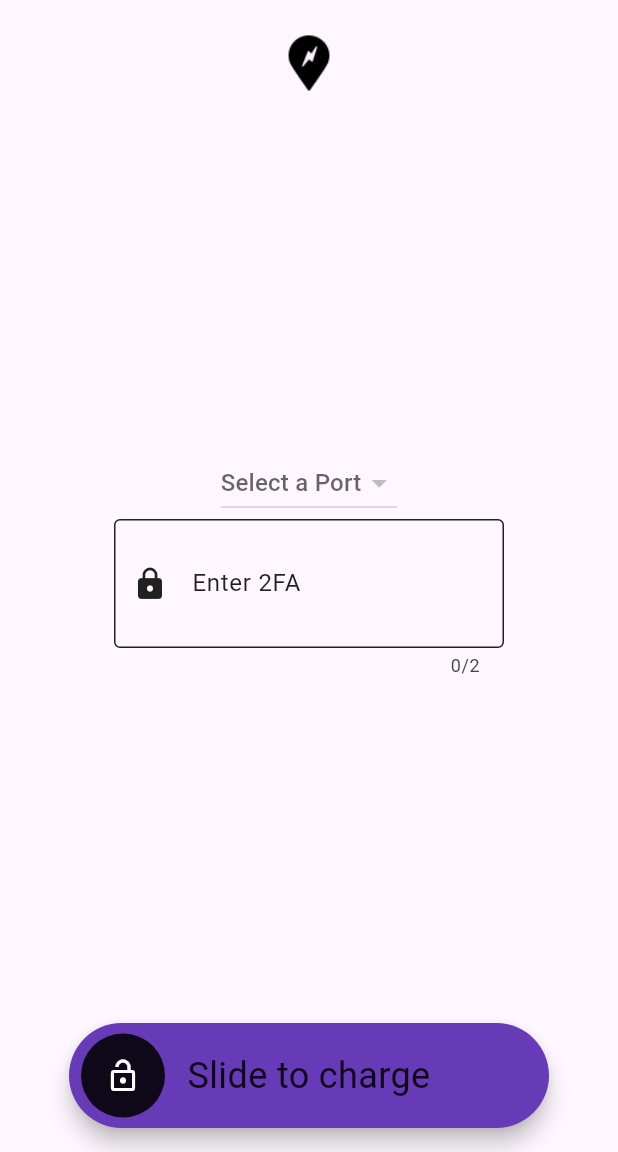
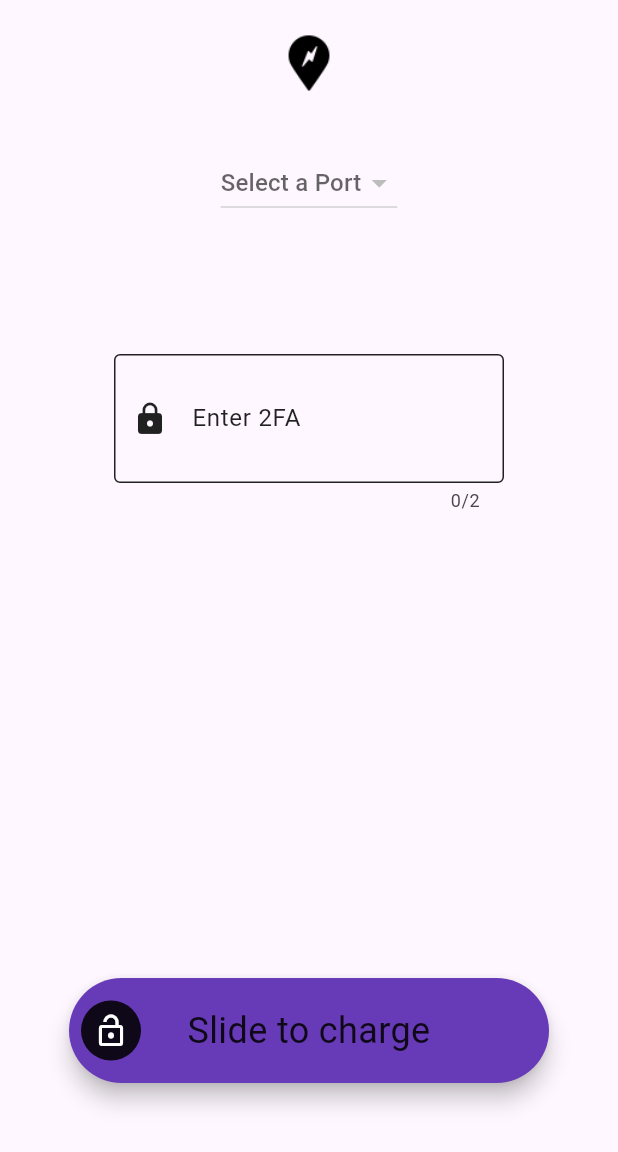
Before and after one commit to montymi/Capstone, a Flutter app: the StationScreen screen opened directly with empty values, on a phone screen of 412 x 824 dp, the part 84-1236 px from its top. Run offline on Flutter 3.47's test engine with Material 3 defaults, Android fonts, the light colour scheme and no system bars; drawn by our look-alikes of slide_to_act; our stand-ins replace bloc, circular_countdown_timer, flutter_bloc, google_maps_flutter, location; missing offline and left inert: mqtt_client; statements that could not run were skipped.

Commit message:
fixing build process and minor UI updates

```diff
--- a/flutter/capstone_m2/lib/pages/map_screen.dart
+++ b/flutter/capstone_m2/lib/pages/map_screen.dart
@@ -28,9 +28,9 @@ class MapScreenState extends State<MapScreen> {
 
   @override
   void initState() {
+    // _getLocation();
     _initStations();
     super.initState();
-    _getLocation();
   }
 
   void _initStations() {
--- a/flutter/capstone_m2/lib/pages/station_screen.dart
+++ b/flutter/capstone_m2/lib/pages/station_screen.dart
@@ -93,7 +93,7 @@ class StationScreenState extends State<StationScreen> with TickerProviderStateMi
                     ],
                   ),
                 ),
-                const Expanded(child: SizedBox(height: 50)),
+                const SizedBox(height: 30),
                 SizedBox(
                   child: PortDropDownWidget(
                     ports: widget.station.ports,
@@ -104,10 +104,9 @@ class StationScreenState extends State<StationScreen> with TickerProviderStateMi
                     },
                   ),
                 ),
+                const SizedBox(height: 90),
                 SizedBox(
                   width: 260,
-                  child:
-                    Expanded(
                   child: TwoDigitInput(
                     onValueChanged: (value) {
                       setState(() {
@@ -116,11 +115,11 @@ class StationScreenState extends State<StationScreen> with TickerProviderStateMi
                     },
                   ),
                 ),
-                ),
-                const Expanded(child: SizedBox(height: 80)),
+                const Spacer(),
                 SizedBox(
                   width: 320,
                   child: SlideAction(
+                    sliderButtonIconPadding: 8.0,
                     onSubmit: () {
                       if (twoDigitInputValue != null) {
                         mqttCheck(twoDigitInputValue!);
@@ -137,6 +136,7 @@ class StationScreenState extends State<StationScreen> with TickerProviderStateMi
                     sliderRotate: false,
                   ),
                 ),
+                const SizedBox(height: 30),
               ],
             ),
           ),
@@ -238,7 +238,7 @@ class StationScreenState extends State<StationScreen> with TickerProviderStateMi
                     innerColor: Colors.black87,
                     outerColor: Colors.deepPurple,
                     sliderButtonIcon: const Icon(
-                      Icons.lock_open_outlined,
+                      Icons.cancel_rounded,
                       color: Colors.white,
                     ),
                     text: "Slide to cancel",
```
Also changed, not shown: 2 other files. Lines whose indentation alone changed are shown as unchanged.
